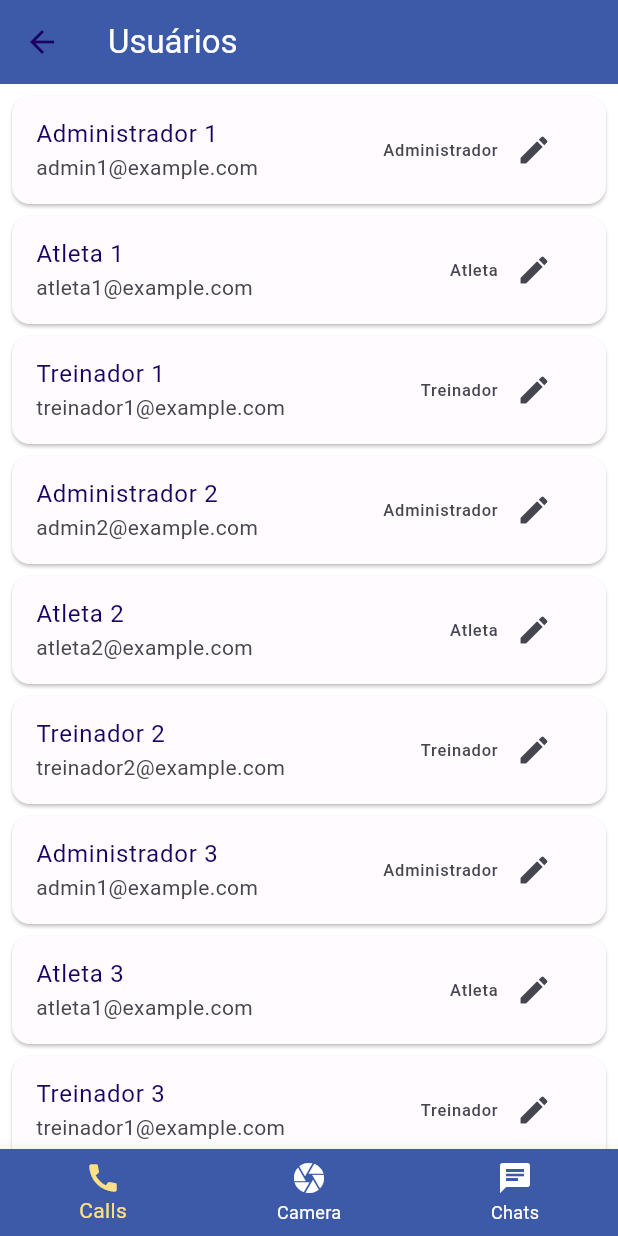
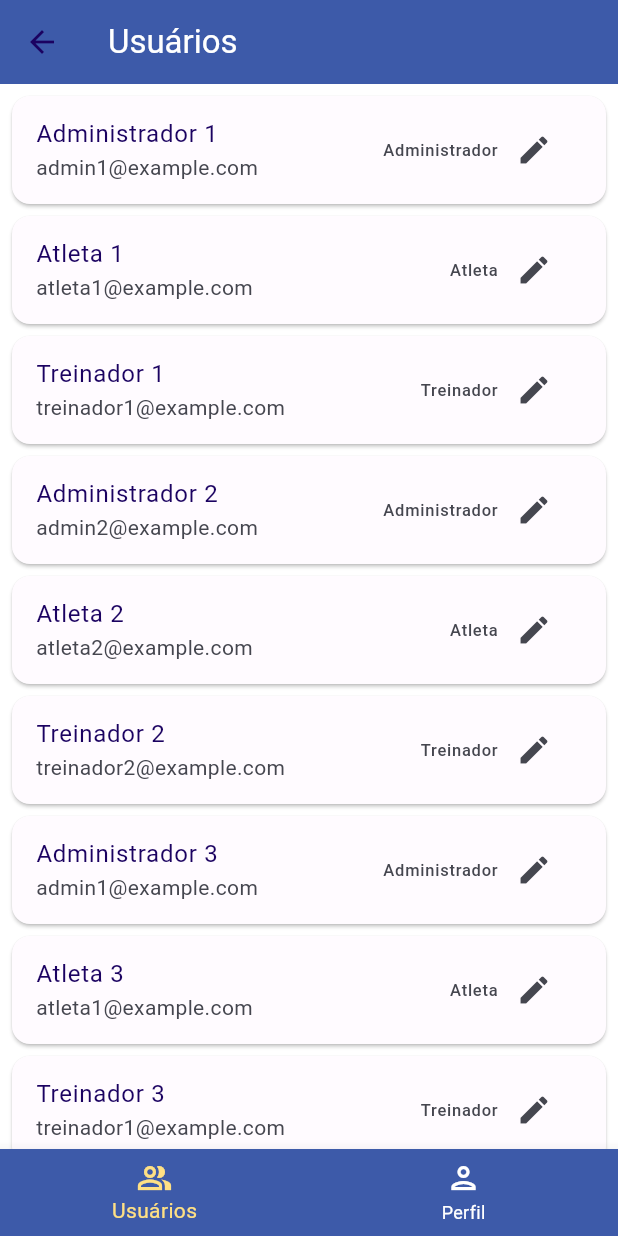
Before and after one commit to DiegoManucci/Unaerp-Swim-Team, a Flutter app: the LayoutView screen opened directly, on a phone screen of 412 x 824 dp. Run offline on Flutter 3.47's test engine with Material 2 defaults, Android fonts, the phone set to English and light mode, and no system bars.

Commit message:
Refactor: Alterados icones da BottomNavigationBar

```diff
--- a/lib/layout/layout_view.dart
+++ b/lib/pages/layout/layout_view.dart
@@ -37,16 +37,12 @@ class _LayoutViewState extends State<LayoutView> {
         },
         items: const <BottomNavigationBarItem>[
           BottomNavigationBarItem(
-            icon: Icon(Icons.call),
-            label: 'Calls',
+            icon: Icon(Icons.people_alt_outlined),
+            label: 'Usuários',
           ),
           BottomNavigationBarItem(
-            icon: Icon(Icons.camera),
-            label: 'Camera',
-          ),
-          BottomNavigationBarItem(
-            icon: Icon(Icons.chat),
-            label: 'Chats',
+            icon: Icon(Icons.person_outlined),
+            label: 'Perfil',
           ),
         ],
       ),
```
